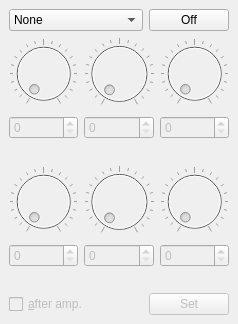
Before: the Qt Designer form src/ui/effect.ui in zavorra/plug, drawn with Qt 5.
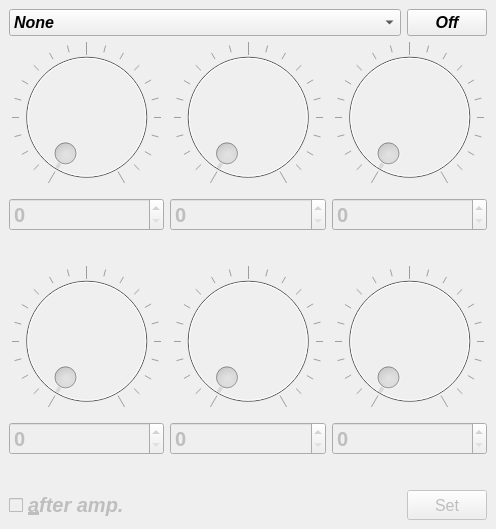
After: the same form once the commit is applied.

Commit message: dark theme + 3 workspace layout

Diff of the .ui file:
```diff
--- a/src/ui/effect.ui
+++ b/src/ui/effect.ui
@@ -6,8 +6,8 @@
    <rect>
     <x>0</x>
     <y>0</y>
-    <width>238</width>
-    <height>324</height>
+    <width>496</width>
+    <height>529</height>
    </rect>
   </property>
   <property name="windowTitle">
@@ -37,6 +37,14 @@
           <height>0</height>
          </size>
         </property>
+        <property name="font">
+         <font>
+          <pointsize>12</pointsize>
+          <weight>75</weight>
+          <italic>true</italic>
+          <bold>true</bold>
+         </font>
+        </property>
         <property name="maxVisibleItems">
          <number>15</number>
         </property>
@@ -280,6 +288,14 @@
           <verstretch>0</verstretch>
          </sizepolicy>
         </property>
+        <property name="font">
+         <font>
+          <pointsize>12</pointsize>
+          <weight>75</weight>
+          <italic>true</italic>
+          <bold>true</bold>
+         </font>
+        </property>
         <property name="text">
          <string>Off</string>
         </property>
@@ -305,6 +321,11 @@
             <verstretch>0</verstretch>
            </sizepolicy>
           </property>
+          <property name="font">
+           <font>
+            <pointsize>12</pointsize>
+           </font>
+          </property>
           <property name="maximum">
            <number>255</number>
           </property>
@@ -322,11 +343,18 @@
            <bool>false</bool>
           </property>
           <property name="sizePolicy">
-           <sizepolicy hsizetype="Minimum" vsizetype="Expanding">
+           <sizepolicy hsizetype="Minimum" vsizetype="Maximum">
             <horstretch>0</horstretch>
             <verstretch>0</verstretch>
            </sizepolicy>
           </property>
+          <property name="font">
+           <font>
+            <pointsize>15</pointsize>
+            <weight>75</weight>
+            <bold>true</bold>
+           </font>
+          </property>
           <property name="maximum">
            <number>255</number>
           </property>
@@ -335,11 +363,18 @@
         <item>
          <widget class="QLabel" name="label">
           <property name="sizePolicy">
-           <sizepolicy hsizetype="Expanding" vsizetype="Expanding">
+           <sizepolicy hsizetype="Expanding" vsizetype="Maximum">
             <horstretch>0</horstretch>
             <verstretch>0</verstretch>
            </sizepolicy>
           </property>
+          <property name="font">
+           <font>
+            <pointsize>15</pointsize>
+            <weight>75</weight>
+            <bold>true</bold>
+           </font>
+          </property>
           <property name="text">
            <string/>
           </property>
@@ -366,6 +401,11 @@
             <verstretch>0</verstretch>
            </sizepolicy>
           </property>
+          <property name="font">
+           <font>
+            <pointsize>12</pointsize>
+           </font>
+          </property>
           <property name="maximum">
            <number>255</number>
           </property>
@@ -383,11 +423,18 @@
            <bool>false</bool>
           </property>
           <property name="sizePolicy">
-           <sizepolicy hsizetype="Minimum" vsizetype="Expanding">
+           <sizepolicy hsizetype="Minimum" vsizetype="Maximum">
             <horstretch>0</horstretch>
             <verstretch>0</verstretch>
            </sizepolicy>
           </property>
+          <property name="font">
+           <font>
+            <pointsize>15</pointsize>
+            <weight>75</weight>
+            <bold>true</bold>
+           </font>
+          </property>
           <property name="maximum">
            <number>255</number>
           </property>
@@ -396,11 +443,18 @@
         <item>
          <widget class="QLabel" name="label_2">
           <property name="sizePolicy">
-           <sizepolicy hsizetype="Expanding" vsizetype="Expanding">
+           <sizepolicy hsizetype="Expanding" vsizetype="Maximum">
             <horstretch>0</horstretch>
             <verstretch>0</verstretch>
            </sizepolicy>
           </property>
+          <property name="font">
+           <font>
+            <pointsize>15</pointsize>
+            <weight>75</weight>
+            <bold>true</bold>
+           </font>
+          </property>
           <property name="text">
            <string/>
           </property>
@@ -427,6 +481,11 @@
             <verstretch>0</verstretch>
            </sizepolicy>
           </property>
+          <property name="font">
+           <font>
+            <pointsize>12</pointsize>
+           </font>
+          </property>
           <property name="maximum">
            <number>255</number>
           </property>
@@ -444,11 +503,18 @@
            <bool>false</bool>
           </property>
           <property name="sizePolicy">
-           <sizepolicy hsizetype="Minimum" vsizetype="Expanding">
+           <sizepolicy hsizetype="Minimum" vsizetype="Maximum">
             <horstretch>0</horstretch>
             <verstretch>0</verstretch>
            </sizepolicy>
           </property>
+          <property name="font">
+           <font>
+            <pointsize>15</pointsize>
+            <weight>75</weight>
+            <bold>true</bold>
+           </font>
+          </property>
           <property name="maximum">
            <number>255</number>
           </property>
@@ -457,11 +523,18 @@
         <item>
          <widget class="QLabel" name="label_3">
           <property name="sizePolicy">
-           <sizepolicy hsizetype="Expanding" vsizetype="Expanding">
+           <sizepolicy hsizetype="Expanding" vsizetype="Maximum">
             <horstretch>0</horstretch>
             <verstretch>0</verstretch>
            </sizepolicy>
           </property>
+          <property name="font">
+           <font>
+            <pointsize>15</pointsize>
+            <weight>75</weight>
+            <bold>true</bold>
+           </font>
+          </property>
           <property name="text">
            <string/>
           </property>
@@ -492,6 +565,11 @@
             <verstretch>0</verstretch>
            </sizepolicy>
           </property>
+          <property name="font">
+           <font>
+            <pointsize>12</pointsize>
+           </font>
+          </property>
           <property name="maximum">
            <number>255</number>
           </property>
@@ -509,11 +587,18 @@
            <bool>false</bool>
           </property>
           <property name="sizePolicy">
-           <sizepolicy hsizetype="Minimum" vsizetype="Expanding">
+           <sizepolicy hsizetype="Minimum" vsizetype="Maximum">
             <horstretch>0</horstretch>
             <verstretch>0</verstretch>
            </sizepolicy>
           </property>
+          <property name="font">
+           <font>
+            <pointsize>15</pointsize>
+            <weight>75</weight>
+            <bold>true</bold>
+           </font>
+          </property>
           <property name="maximum">
            <number>255</number>
           </property>
@@ -522,11 +607,18 @@
         <item>
          <widget class="QLabel" name="label_4">
           <property name="sizePolicy">
-           <sizepolicy hsizetype="Expanding" vsizetype="Expanding">
+           <sizepolicy hsizetype="Expanding" vsizetype="Maximum">
             <horstretch>0</horstretch>
             <verstretch>0</verstretch>
            </sizepolicy>
           </property>
+          <property name="font">
+           <font>
+            <pointsize>15</pointsize>
+            <weight>75</weight>
+            <bold>true</bold>
+           </font>
+          </property>
           <property name="text">
            <string/>
           </property>
@@ -553,6 +645,11 @@
             <verstretch>0</verstretch>
            </sizepolicy>
           </property>
+          <property name="font">
+           <font>
+            <pointsize>12</pointsize>
+           </font>
+          </property>
           <property name="maximum">
            <number>255</number>
           </property>
@@ -570,11 +667,18 @@
            <bool>false</bool>
           </property>
           <property name="sizePolicy">
-           <sizepolicy hsizetype="Minimum" vsizetype="Expanding">
+           <sizepolicy hsizetype="Minimum" vsizetype="Maximum">
             <horstretch>0</horstretch>
             <verstretch>0</verstretch>
            </sizepolicy>
           </property>
+          <property name="font">
+           <font>
+            <pointsize>15</pointsize>
+            <weight>75</weight>
+            <bold>true</bold>
+           </font>
+          </property>
           <property name="maximum">
            <number>255</number>
           </property>
@@ -583,11 +687,18 @@
         <item>
          <widget class="QLabel" name="label_5">
           <property name="sizePolicy">
-           <sizepolicy hsizetype="Expanding" vsizetype="Expanding">
+           <sizepolicy hsizetype="Expanding" vsizetype="Maximum">
             <horstretch>0</horstretch>
             <verstretch>0</verstretch>
            </sizepolicy>
           </property>
+          <property name="font">
+           <font>
+            <pointsize>15</pointsize>
+            <weight>75</weight>
+            <bold>true</bold>
+           </font>
+          </property>
           <property name="text">
            <string/>
           </property>
@@ -614,6 +725,11 @@
             <verstretch>0</verstretch>
            </sizepolicy>
           </property>
+          <property name="font">
+           <font>
+            <pointsize>12</pointsize>
+           </font>
+          </property>
           <property name="maximum">
            <number>255</number>
           </property>
@@ -631,11 +747,18 @@
            <bool>false</bool>
           </property>
           <property name="sizePolicy">
-           <sizepolicy hsizetype="Minimum" vsizetype="Expanding">
+           <sizepolicy hsizetype="Minimum" vsizetype="Maximum">
             <horstretch>0</horstretch>
             <verstretch>0</verstretch>
            </sizepolicy>
           </property>
+          <property name="font">
+           <font>
+            <pointsize>15</pointsize>
+            <weight>75</weight>
+            <bold>true</bold>
+           </font>
+          </property>
           <property name="maximum">
            <number>255</number>
           </property>
@@ -644,11 +767,18 @@
         <item>
          <widget class="QLabel" name="label_6">
           <property name="sizePolicy">
-           <sizepolicy hsizetype="Expanding" vsizetype="Expanding">
+           <sizepolicy hsizetype="Expanding" vsizetype="Maximum">
             <horstretch>0</horstretch>
             <verstretch>0</verstretch>
            </sizepolicy>
           </property>
+          <property name="font">
+           <font>
+            <pointsize>15</pointsize>
+            <weight>75</weight>
+            <bold>true</bold>
+           </font>
+          </property>
           <property name="text">
            <string/>
           </property>
@@ -672,11 +802,19 @@
          <bool>false</bool>
         </property>
         <property name="sizePolicy">
-         <sizepolicy hsizetype="Expanding" vsizetype="Expanding">
+         <sizepolicy hsizetype="Expanding" vsizetype="Maximum">
           <horstretch>0</horstretch>
           <verstretch>0</verstretch>
          </sizepolicy>
         </property>
+        <property name="font">
+         <font>
+          <pointsize>15</pointsize>
+          <weight>75</weight>
+          <italic>true</italic>
+          <bold>true</bold>
+         </font>
+        </property>
         <property name="text">
          <string>&amp;after amp.</string>
         </property>
@@ -688,11 +826,16 @@
          <bool>false</bool>
         </property>
         <property name="sizePolicy">
-         <sizepolicy hsizetype="Minimum" vsizetype="Expanding">
+         <sizepolicy hsizetype="Minimum" vsizetype="Minimum">
           <horstretch>0</horstretch>
           <verstretch>0</verstretch>
          </sizepolicy>
         </property>
+        <property name="font">
+         <font>
+          <pointsize>12</pointsize>
+         </font>
+        </property>
         <property name="text">
          <string>Set</string>
         </property>
```
The commit also changes 7 other files.
